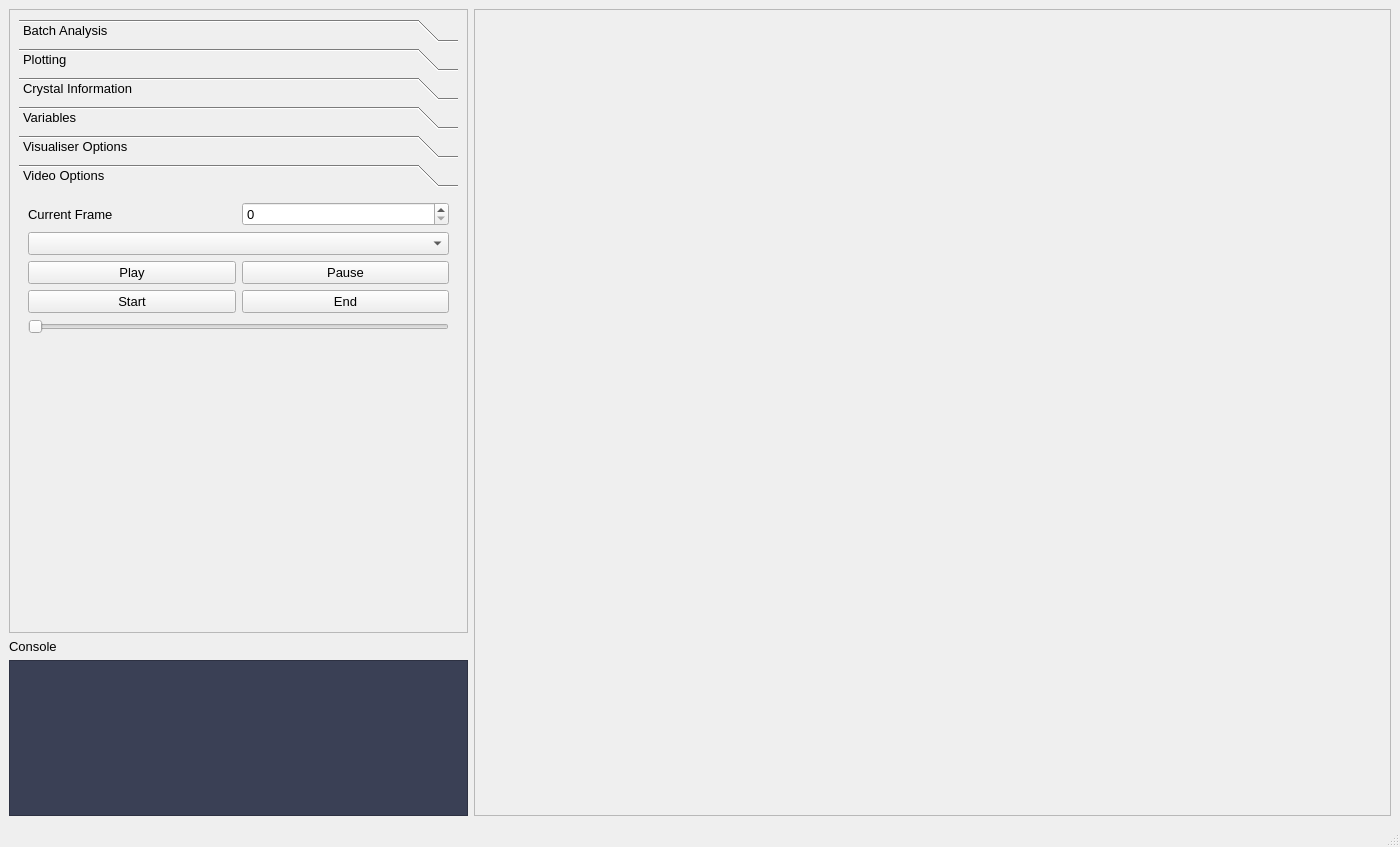
CrystalGrowerOrg/cgaspects, file src/crystalaspects/gui/mainwindow.ui: the form before one commit.
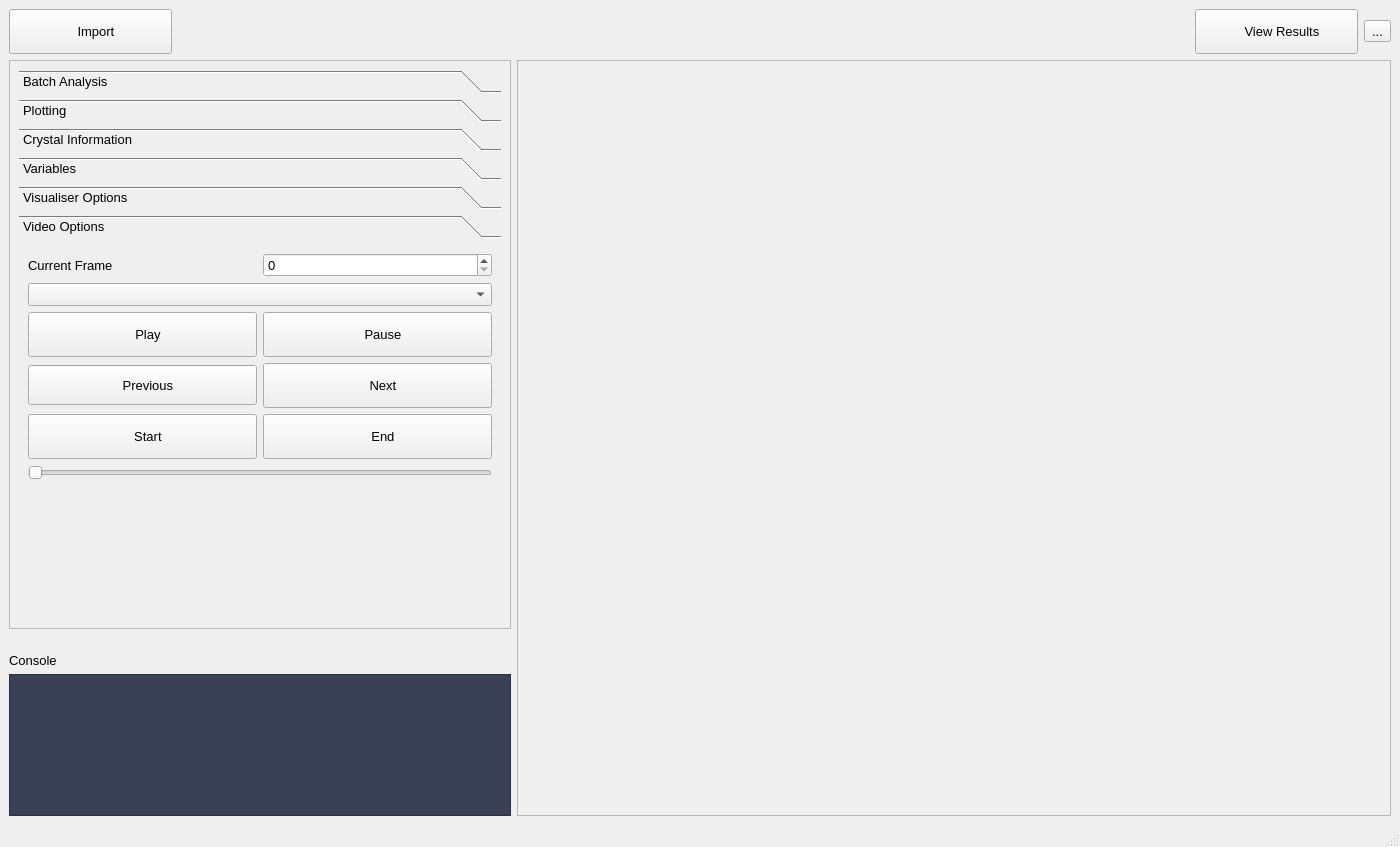
The form after the commit. The open tabs and pages were chosen to show the change. Icons and pictures are not drawn.

```diff
--- a/src/crystalaspects/gui/mainwindow.ui
+++ b/src/crystalaspects/gui/mainwindow.ui
@@ -28,11 +28,96 @@
   </property>
   <widget class="QWidget" name="centralwidget">
    <layout class="QGridLayout" name="gridLayout">
-    <item row="0" column="2" rowspan="3">
+    <item row="0" column="0">
+     <widget class="QPushButton" name="import_pushButton">
+      <property name="minimumSize">
+       <size>
+        <width>0</width>
+        <height>45</height>
+       </size>
+      </property>
+      <property name="baseSize">
+       <size>
+        <width>0</width>
+        <height>0</height>
+       </size>
+      </property>
+      <property name="text">
+       <string>   Import</string>
+      </property>
+      <property name="icon">
+       <iconset resource="../../../res/qticons.qrc">
+        <normaloff>:/material_icons/material_icons/png/folder-arrow-down.png</normaloff>:/material_icons/material_icons/png/folder-arrow-down.png</iconset>
+      </property>
+      <property name="iconSize">
+       <size>
+        <width>20</width>
+        <height>20</height>
+       </size>
+      </property>
+     </widget>
+    </item>
+    <item row="0" column="11">
+     <widget class="QToolButton" name="settings_toolButton">
+      <property name="text">
+       <string>...</string>
+      </property>
+      <property name="icon">
+       <iconset resource="../../../res/qticons.qrc">
+        <normaloff>:/material_icons/material_icons/png/cog.png</normaloff>:/material_icons/material_icons/png/cog.png</iconset>
+      </property>
+      <property name="iconSize">
+       <size>
+        <width>20</width>
+        <height>20</height>
+       </size>
+      </property>
+     </widget>
+    </item>
+    <item row="8" column="0" colspan="3">
+     <widget class="QTextEdit" name="output_textbox">
+      <property name="sizePolicy">
+       <sizepolicy hsizetype="Expanding" vsizetype="Expanding">
+        <horstretch>5</horstretch>
+        <verstretch>1</verstretch>
+       </sizepolicy>
+      </property>
+      <property name="minimumSize">
+       <size>
+        <width>0</width>
+        <height>75</height>
+       </size>
+      </property>
+      <property name="styleSheet">
+       <string notr="true">background-color: rgb(58, 64, 85);
+color: rgb(255, 255, 255);</string>
+      </property>
+      <property name="readOnly">
+       <bool>true</bool>
+      </property>
+     </widget>
+    </item>
+    <item row="7" column="0" colspan="3">
+     <widget class="QLabel" name="console_label">
+      <property name="sizePolicy">
+       <sizepolicy hsizetype="Preferred" vsizetype="Preferred">
+        <horstretch>0</horstretch>
+        <verstretch>0</verstretch>
+       </sizepolicy>
+      </property>
+      <property name="layoutDirection">
+       <enum>Qt::LeftToRight</enum>
+      </property>
+      <property name="text">
+       <string>Console</string>
+      </property>
+     </widget>
+    </item>
+    <item row="3" column="6" rowspan="6" colspan="6">
      <widget class="QScrollArea" name="vis_scrollArea">
       <property name="sizePolicy">
        <sizepolicy hsizetype="Expanding" vsizetype="Expanding">
-        <horstretch>20</horstretch>
+        <horstretch>5</horstretch>
         <verstretch>0</verstretch>
        </sizepolicy>
       </property>
@@ -44,12 +129,12 @@
         <rect>
          <x>0</x>
          <y>0</y>
-         <width>909</width>
-         <height>801</height>
+         <width>870</width>
+         <height>754</height>
         </rect>
        </property>
        <layout class="QGridLayout" name="gridLayout_4">
-        <item row="0" column="1" colspan="2">
+        <item row="1" column="1" colspan="2">
          <widget class="QFrame" name="main_frame">
           <property name="sizePolicy">
            <sizepolicy hsizetype="Preferred" vsizetype="Preferred">
@@ -64,11 +149,40 @@
       </widget>
      </widget>
     </item>
-    <item row="0" column="0" colspan="2">
+    <item row="0" column="10">
+     <widget class="QPushButton" name="open_saved_pushButton">
+      <property name="minimumSize">
+       <size>
+        <width>0</width>
+        <height>45</height>
+       </size>
+      </property>
+      <property name="baseSize">
+       <size>
+        <width>0</width>
+        <height>0</height>
+       </size>
+      </property>
+      <property name="text">
+       <string>   View Results</string>
+      </property>
+      <property name="icon">
+       <iconset resource="../../../res/qticons.qrc">
+        <normaloff>:/material_icons/material_icons/png/folder-arrow-right.png</normaloff>:/material_icons/material_icons/png/folder-arrow-right.png</iconset>
+      </property>
+      <property name="iconSize">
+       <size>
+        <width>20</width>
+        <height>20</height>
+       </size>
+      </property>
+     </widget>
+    </item>
+    <item row="3" column="0" colspan="3">
      <widget class="QScrollArea" name="scrollArea_options">
       <property name="sizePolicy">
        <sizepolicy hsizetype="Expanding" vsizetype="Expanding">
-        <horstretch>1</horstretch>
+        <horstretch>5</horstretch>
         <verstretch>4</verstretch>
        </sizepolicy>
       </property>
@@ -80,12 +194,12 @@
         <rect>
          <x>0</x>
          <y>0</y>
-         <width>453</width>
-         <height>613</height>
+         <width>492</width>
+         <height>550</height>
         </rect>
        </property>
        <layout class="QGridLayout" name="gridLayout_12">
-        <item row="0" column="0">
+        <item row="1" column="0">
          <widget class="QToolBox" name="main_toolBox">
           <property name="sizePolicy">
            <sizepolicy hsizetype="Preferred" vsizetype="Preferred">
@@ -587,50 +701,62 @@
             <rect>
              <x>0</x>
              <y>0</y>
-             <width>429</width>
-             <height>409</height>
+             <width>468</width>
+             <height>346</height>
             </rect>
            </property>
            <attribute name="label">
             <string>Video Options</string>
            </attribute>
            <layout class="QGridLayout" name="gridLayout_11">
-            <item row="3" column="0">
-             <widget class="QPushButton" name="play_button">
-              <property name="text">
-               <string>Play</string>
-              </property>
-             </widget>
-            </item>
-            <item row="3" column="1">
+            <item row="2" column="1">
              <widget class="QPushButton" name="pause_button">
-              <property name="text">
-               <string>Pause</string>
+              <property name="minimumSize">
+               <size>
+                <width>0</width>
+                <height>45</height>
+               </size>
               </property>
-             </widget>
-            </item>
-            <item row="0" column="0">
-             <widget class="QLabel" name="current_frame_label">
               <property name="text">
-               <string>Current Frame</string>
+               <string>   Pause</string>
               </property>
-             </widget>
-            </item>
-            <item row="4" column="0">
-             <widget class="QPushButton" name="start_simvis_button">
-              <property name="text">
-               <string>Start</string>
+              <property name="icon">
+               <iconset resource="../../../res/qticons.qrc">
+                <normaloff>:/material_icons/material_icons/png/pause-box.png</normaloff>:/material_icons/material_icons/png/pause-box.png</iconset>
               </property>
              </widget>
             </item>
-            <item row="4" column="1">
+            <item row="13" column="1">
              <widget class="QPushButton" name="end_simvis_button">
+              <property name="minimumSize">
+               <size>
+                <width>0</width>
+                <height>45</height>
+               </size>
+              </property>
               <property name="text">
-               <string>End</string>
+               <string>   End</string>
               </property>
              </widget>
             </item>
-            <item row="9" column="0">
+            <item row="2" column="0">
+             <widget class="QPushButton" name="play_button">
+              <property name="minimumSize">
+               <size>
+                <width>0</width>
+                <height>45</height>
+               </size>
+              </property>
+              <property name="text">
+               <string>   Play</string>
+              </property>
+              <property name="icon">
+               <iconset resource="../../../res/qticons.qrc">
+                <normaloff>:/material_icons/material_icons/png/play-box.png</normaloff>:/material_icons/material_icons/png/play-box.png</iconset>
+              </property>
+             </widget>
+            </item>
+            <item row="18" column="0">
              <spacer name="verticalSpacer_2">
               <property name="orientation">
                <enum>Qt::Vertical</enum>
@@ -644,18 +770,90 @@
              </spacer>
             </item>
             <item row="0" column="1">
-             <widget class="QSpinBox" name="current_frame_spinBox"/>
+             <widget class="QSpinBox" name="current_frame_spinBox">
+              <property name="minimumSize">
+               <size>
+                <width>0</width>
+                <height>20</height>
+               </size>
+              </property>
+             </widget>
             </item>
             <item row="1" column="0" colspan="2">
-             <widget class="QComboBox" name="current_frame_comboBox"/>
+             <widget class="QComboBox" name="current_frame_comboBox">
+              <property name="minimumSize">
+               <size>
+                <width>0</width>
+                <height>20</height>
+               </size>
+              </property>
+             </widget>
             </item>
-            <item row="5" column="0" colspan="2">
+            <item row="14" column="0" colspan="2">
              <widget class="QSlider" name="frame_slider">
               <property name="orientation">
                <enum>Qt::Horizontal</enum>
               </property>
              </widget>
             </item>
+            <item row="13" column="0">
+             <widget class="QPushButton" name="start_simvis_button">
+              <property name="minimumSize">
+               <size>
+                <width>0</width>
+                <height>45</height>
+               </size>
+              </property>
+              <property name="text">
+               <string>   Start</string>
+              </property>
+              <property name="icon">
+               <iconset resource="../../../res/qticons.qrc">
+                <normaloff>:/material_icons/material_icons/png/step-backward-2.png</normaloff>:/material_icons/material_icons/png/step-backward-2.png</iconset>
+              </property>
+             </widget>
+            </item>
+            <item row="0" column="0">
+             <widget class="QLabel" name="current_frame_label">
+              <property name="text">
+               <string>Current Frame</string>
+              </property>
+             </widget>
+            </item>
+            <item row="4" column="0">
+             <widget class="QPushButton" name="previous_button">
+              <property name="minimumSize">
+               <size>
+                <width>0</width>
+                <height>40</height>
+               </size>
+              </property>
+              <property name="text">
+               <string>   Previous</string>
+              </property>
+              <property name="icon">
+               <iconset resource="../../../res/qticons.qrc">
+                <normaloff>:/material_icons/material_icons/png/step-backward.png</normaloff>:/material_icons/material_icons/png/step-backward.png</iconset>
+              </property>
+             </widget>
+            </item>
+            <item row="4" column="1">
+             <widget class="QPushButton" name="next_button">
+              <property name="minimumSize">
+               <size>
+                <width>0</width>
+                <height>45</height>
+               </size>
+              </property>
+              <property name="text">
+               <string>   Next</string>
+              </property>
+              <property name="icon">
+               <iconset resource="../../../res/qticons.qrc">
+                <normaloff>:/material_icons/material_icons/png/step-forward.png</normaloff>:/material_icons/material_icons/png/step-forward.png</iconset>
+              </property>
+             </widget>
+            </item>
            </layout>
           </widget>
          </widget>
@@ -664,42 +862,6 @@
       </widget>
      </widget>
     </item>
-    <item row="2" column="0" colspan="2">
-     <widget class="QTextEdit" name="output_textbox">
-      <property name="sizePolicy">
-       <sizepolicy hsizetype="Expanding" vsizetype="Expanding">
-        <horstretch>5</horstretch>
-        <verstretch>1</verstretch>
-       </sizepolicy>
-      </property>
-      <property name="minimumSize">
-       <size>
-        <width>0</width>
-        <height>75</height>
-       </size>
-      </property>
-      <property name="styleSheet">
-       <string notr="true">background-color: rgb(58, 64, 85);
-color: rgb(255, 255, 255);</string>
-      </property>
-     </widget>
-    </item>
-    <item row="1" column="0" colspan="2">
-     <widget class="QLabel" name="console_label">
-      <property name="sizePolicy">
-       <sizepolicy hsizetype="Preferred" vsizetype="Preferred">
-        <horstretch>0</horstretch>
-        <verstretch>0</verstretch>
-       </sizepolicy>
-      </property>
-      <property name="layoutDirection">
-       <enum>Qt::LeftToRight</enum>
-      </property>
-      <property name="text">
-       <string>Console</string>
-      </property>
-     </widget>
-    </item>
    </layout>
   </widget>
   <widget class="QStatusBar" name="statusbar">
```
Left out of the diff: 62 changed lines with no effect on the pictures.
